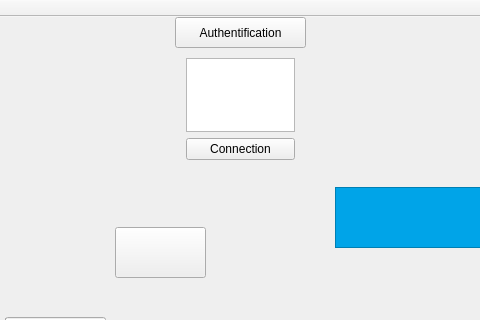
Before: the Qt Designer form Projet_IHM/Automatique/mainwindow.ui in qwendling/TPNote_IHM, drawn with Qt 5; both pictures show x 445 to 925 and y 0 to 320 of the 1499 by 584 pixel window.
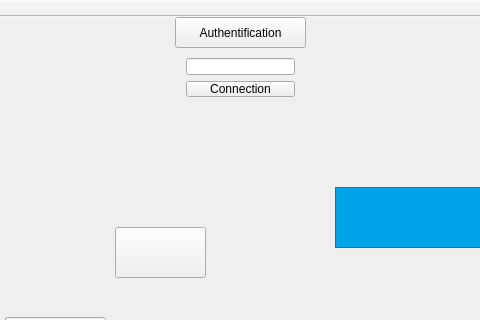
After: the same form once the commit is applied. Icons and pictures are not drawn.

Commit message: NSA abort

Diff of the .ui file:
```diff
--- a/Projet_IHM/Automatique/mainwindow.ui
+++ b/Projet_IHM/Automatique/mainwindow.ui
@@ -730,12 +730,12 @@
         <x>620</x>
         <y>30</y>
         <width>131</width>
-        <height>124</height>
+        <height>61</height>
        </rect>
       </property>
       <layout class="QVBoxLayout" name="Mdp">
        <item>
-        <widget class="QTextEdit" name="Mdp2"/>
+        <widget class="QLineEdit" name="Mdp2"/>
        </item>
        <item>
         <widget class="QPushButton" name="Mdp1">
```
Left out of the diff: 22 changed lines with no effect on the pictures. The commit also changes 2 other files.
